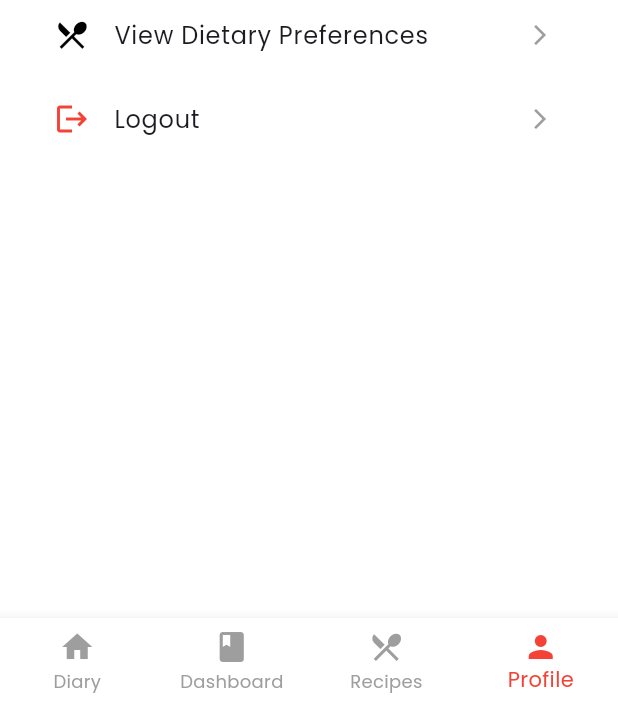
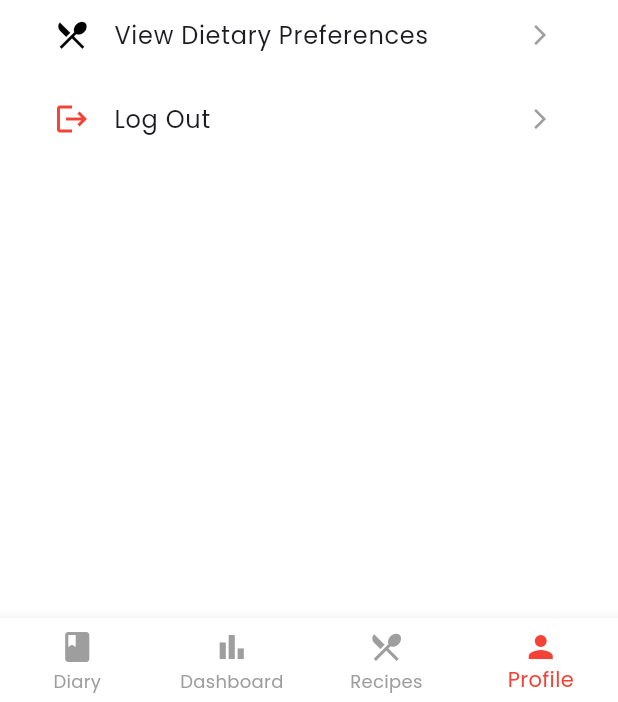
Before and after one commit to yeoh0730/CardioMeal, a Flutter app: the screen it shows once a user with an empty profile is signed in, item 4 of the bottom bar chosen, on a phone screen of 412 x 824 dp. Shown: the part 531-1233 px from the top of the screen. Run offline on Flutter 3.47's test engine with Material 3 defaults, Android fonts, the phone set to English and light mode, and no system bars; our stand-ins replace cloud_firestore, firebase_auth, firebase_core, fl_chart, percent_indicator; accounts and stored records are empty; network calls fail.

Commit message:
update UI

```diff
--- a/lib/ProfilePage.dart
+++ b/lib/ProfilePage.dart
@@ -102,7 +102,7 @@ class _ProfilePageState extends State<ProfilePage> {
                       }
                     });
                   }),
-                  _buildOption(Icons.logout, "Logout", _showLogoutConfirmationDialog, isLogout: true),
+                  _buildOption(Icons.logout, "Log Out", _showLogoutConfirmationDialog, isLogout: true),
                 ],
               ),
             ),
@@ -144,7 +144,7 @@ class _ProfilePageState extends State<ProfilePage> {
       builder: (context) {
         return AlertDialog(
           backgroundColor: Colors.white,
-          title: const Text("Logout"),
+          title: const Text("Log Out"),
           content: const Text("Are you sure you want to log out?"),
           actions: [
             TextButton(
--- a/lib/main.dart
+++ b/lib/main.dart
@@ -1,6 +1,7 @@
 import 'package:firebase_auth/firebase_auth.dart';
 import 'package:firebase_core/firebase_core.dart';
 import 'package:flutter/material.dart';
+import 'package:flutter/services.dart';
 import 'package:project/DiaryPage.dart';
 import 'package:project/DashboardPage.dart';
 import 'package:project/ProfilePage.dart';
@@ -12,6 +13,12 @@ import 'package:cloud_firestore/cloud_firestore.dart';
 void main() async {
   WidgetsFlutterBinding.ensureInitialized(); // Ensure Flutter bindings are initialized
   await Firebase.initializeApp(); // Initialize Firebase
+  SystemChrome.setSystemUIOverlayStyle(
+    const SystemUiOverlayStyle(
+      statusBarColor: Colors.transparent,
+      statusBarIconBrightness: Brightness.dark, // or dark
+    ),
+  );
   runApp(MyApp());
 }
 
@@ -91,6 +98,7 @@ class _HomeScreenState extends State<HomeScreen> {
   @override
   Widget build(BuildContext context) {
     return Scaffold(
+      backgroundColor: Colors.white,
       body: SafeArea(
         child: _pages[_currentIndex], // Display the selected page
       ),
@@ -107,11 +115,11 @@ class _HomeScreenState extends State<HomeScreen> {
         },
         items: [
           const BottomNavigationBarItem(
-            icon: Icon(Icons.home),
+            icon: Icon(Icons.book),
             label: 'Diary',
           ),
           const BottomNavigationBarItem(
-            icon: Icon(Icons.book),
+            icon: Icon(Icons.bar_chart),
             label: 'Dashboard',
           ),
           const BottomNavigationBarItem(
```
Also changed, not shown: lib/RecipeDetailPage.dart (+13 -14 lines).
